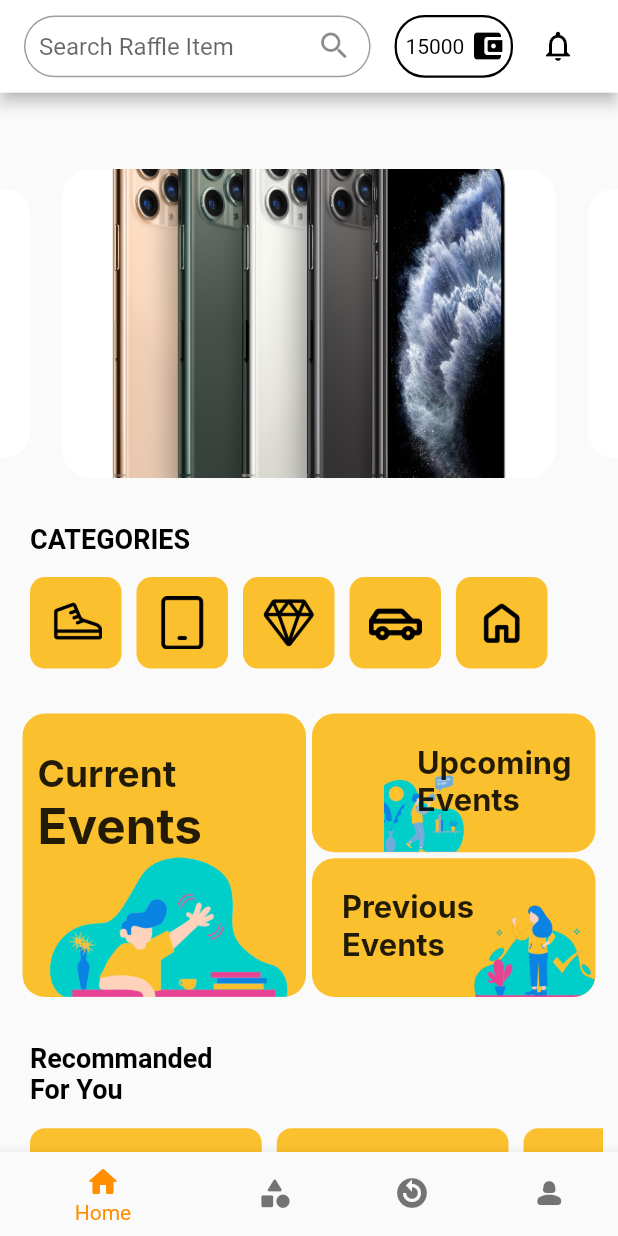
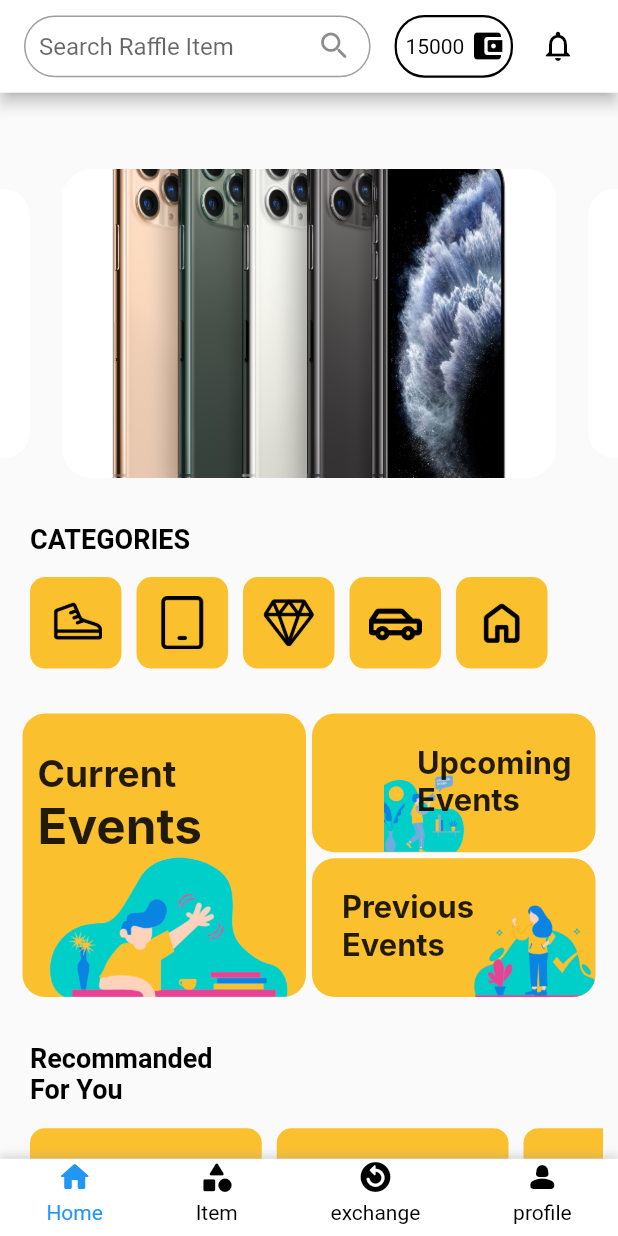
Before and after one commit to Product-Innovation-Rafflix/Rafflix, a Flutter app: the screen it shows after launch, on a phone screen of 412 x 824 dp. Run offline on Flutter 3.47's test engine with Material 2 defaults, Android fonts, the phone set to English and light mode, and no system bars; drawn by our look-alikes of carousel_slider; our stand-ins replace flutter_screenutil; Roboto replaces fonts that are missing (Inter).

Commit message:
navigation set up

```diff
--- a/lib/main.dart
+++ b/lib/main.dart
@@ -1,98 +1,33 @@
 import 'package:flutter/material.dart';
-import 'package:rafflix/pages/CreateNewPassword.dart';
+import 'package:flutter_screenutil/flutter_screenutil.dart';
+import 'package:rafflix/pages/CheckYourMessages.dart';
 import 'package:rafflix/pages/ResetPass.dart';
+import 'package:rafflix/pages/UseProfile.dart';
 import 'package:rafflix/pages/homepage.dart';
-import 'package:rafflix/pages/signIn.dart';
-import 'package:flutter_screenutil/flutter_screenutil.dart';
-import 'package:rafflix/pages/signUp.dart';
-import 'package:rafflix/pages/UseProfile.dart';
+import 'package:rafflix/utils/BottomNavigationBar.dart';
 
 void main() {
   runApp(const MyApp());
 }
 
 class MyApp extends StatelessWidget {
-  const MyApp({Key? key});
+  const MyApp({Key? key}) : super(key: key);
 
   @override
   Widget build(BuildContext context) {
     return ScreenUtilInit(
       designSize: const Size(360, 800),
-      builder: (BuildContext context, Widget? widget) {
+      builder: (BuildContext context, Widget? child) {
         return MaterialApp(
-          debugShowCheckedModeBanner: false,
-          home: MainWidget(),
+          initialRoute: '/',
+          routes: {
+            '/': (context) => const HomePage(),
+            '/item': (context) => const CheckYourMessages(),
+            '/exchange': (context) => const ResetPass(),
+            '/profile': (context) => const AccountPage(),
+          },
         );
       },
     );
   }
 }
-
-class MainWidget extends StatefulWidget {
-  @override
-  _MainWidgetState createState() => _MainWidgetState();
-}
-
-class _MainWidgetState extends State<MainWidget> {
-  int _currentIndex = 0;
-  final PageController _pageController = PageController();
-
-  final List<Widget> _pages = [
-    HomePage(),
-    HomePage(),
-    SignIn(),
-    AccountPage(),
-  ];
-
-  void _onTabTapped(int index) {
-    setState(() {
-      _currentIndex = index;
-    });
-    _pageController.jumpToPage(index);
-  }
-
-  @override
-  void dispose() {
-    _pageController.dispose();
-    super.dispose();
-  }
-
-  @override
-  Widget build(BuildContext context) {
-    return Scaffold(
-      body: PageView(
-        controller: _pageController,
-        children: _pages,
-        onPageChanged: (index) {
-          setState(() {
-            _currentIndex = index;
-          });
-        },
-      ),
-      bottomNavigationBar: BottomNavigationBar(
-        selectedItemColor: Colors.amber[800],
-        unselectedItemColor: Colors.black54,
-        currentIndex: _currentIndex,
-        onTap: _onTabTapped,
-        items: [
-          BottomNavigationBarItem(
-            icon: Icon(Icons.home_rounded),
-            label: 'Home',
-          ),
-          BottomNavigationBarItem(
-            icon: Icon(Icons.category_rounded),
-            label: 'Items',
-          ),
-          BottomNavigationBarItem(
-            icon: Icon(Icons.replay_circle_filled),
-            label: 'Exchange',
-          ),
-          BottomNavigationBarItem(
-            icon: Icon(Icons.person_2_rounded),
-            label: 'Profile',
-          ),
-        ],
-      ),
-    );
-  }
-}
--- a/lib/pages/CheckYourMessages.dart
+++ b/lib/pages/CheckYourMessages.dart
@@ -1,5 +1,6 @@
 import 'package:flutter/material.dart';
 import 'package:flutter_screenutil/flutter_screenutil.dart';
+import 'package:rafflix/utils/BottomNavigationBar.dart';
 import 'package:rafflix/utils/text_field.dart';
 
 class CheckYourMessages extends StatefulWidget {
@@ -97,6 +98,7 @@ class _CheckYourMessagesState extends State<CheckYourMessages> {
           ),
         ),
       ),
+      bottomNavigationBar: CustomBottomNavigationBar(currentIndex: 1),
     );
   }
 }
--- a/lib/pages/ResetPass.dart
+++ b/lib/pages/ResetPass.dart
@@ -1,5 +1,6 @@
 import 'package:flutter/material.dart';
 import 'package:flutter_screenutil/flutter_screenutil.dart';
+import 'package:rafflix/utils/BottomNavigationBar.dart';
 import 'package:rafflix/utils/text_field.dart';
 
 class ResetPass extends StatefulWidget {
@@ -99,6 +100,7 @@ class _ResetPassState extends State<ResetPass> {
           ),
         ),
       ),
+      bottomNavigationBar: CustomBottomNavigationBar(currentIndex: 2),
     );
   }
 }
--- a/lib/pages/UseProfile.dart
+++ b/lib/pages/UseProfile.dart
@@ -1,6 +1,7 @@
 // ignore_for_file: empty_statements
 
 import 'package:flutter/material.dart';
+import 'package:rafflix/utils/BottomNavigationBar.dart';
 
 class AccountPage extends StatefulWidget {
   const AccountPage({Key? key}) : super(key: key);
@@ -28,6 +29,7 @@ class _AccountPageState extends State<AccountPage> {
           bwTiles(),
         ],
       ),
+      bottomNavigationBar: CustomBottomNavigationBar(currentIndex: 3),
     );
   }
 
--- a/lib/pages/homepage.dart
+++ b/lib/pages/homepage.dart
@@ -1,4 +1,5 @@
 import 'package:flutter/material.dart';
+import 'package:rafflix/utils/BottomNavigationBar.dart';
 import 'package:rafflix/utils/hotFlexBox.dart';
 import 'package:flutter_screenutil/flutter_screenutil.dart';
 
@@ -84,6 +85,7 @@ class HomePage extends StatelessWidget {
         ],
       ),
       body: SingleChildScrollView(child: hotFlexBox()),
+      bottomNavigationBar: CustomBottomNavigationBar(currentIndex: 0),
     );
   }
 }
--- /dev/null
+++ b/lib/utils/BottomNavigationBar.dart
@@ -0,0 +1,101 @@
+import 'package:flutter/material.dart';
+import 'package:flutter_screenutil/flutter_screenutil.dart';
+
+class CustomBottomNavigationBar extends StatelessWidget {
+  final int currentIndex; // Add currentIndex as a parameter
+
+  CustomBottomNavigationBar({required this.currentIndex});
+
+  @override
+  Widget build(BuildContext context) {
+    return Container(
+      height: 50.h,
+      decoration: BoxDecoration(
+        color: Colors.white,
+        boxShadow: [
+          BoxShadow(
+            color: Colors.grey.withOpacity(0.5),
+            spreadRadius: 1,
+            blurRadius: 5,
+          ),
+        ],
+      ),
+      child: Row(
+        mainAxisAlignment: MainAxisAlignment.spaceAround,
+        children: [
+          GestureDetectorButton(
+            icon: Icons.home_rounded,
+            label: 'Home',
+            route: '/',
+            isSelected: currentIndex == 0, // Check if this button is selected
+          ),
+          GestureDetectorButton(
+            icon: Icons.category_rounded,
+            label: 'Item',
+            route: '/item',
+            isSelected: currentIndex == 1, // Check if this button is selected
+          ),
+          // You can add more buttons here with their corresponding indices
+          GestureDetectorButton(
+            icon: Icons.replay_circle_filled_rounded,
+            label: 'exchange',
+            route: '/exchange',
+            isSelected: currentIndex == 2, // Check if this button is selected
+          ),
+          GestureDetectorButton(
+            icon: Icons.person_2_rounded,
+            label: 'profile',
+            route: '/profile',
+            isSelected: currentIndex == 3, // Check if this button is selected
+          ),
+        ],
+      ),
+    );
+  }
+}
+
+class GestureDetectorButton extends StatelessWidget {
+  final IconData icon;
+  final String label;
+  final String route;
+  final bool isSelected; // Add isSelected as a parameter
+
+  GestureDetectorButton({
+    required this.icon,
+    required this.label,
+    required this.route,
+    required this.isSelected, // Add isSelected as a parameter
+  });
+
+  @override
+  Widget build(BuildContext context) {
+    return GestureDetector(
+      onTap: () {
+        if (!isSelected) {
+          Navigator.pushNamed(context,
+              route); // Navigate to the route if it's not the current route
+        }
+      },
+      child: Container(
+        height: 80.h,
+        child: Column(
+          // mainAxisSize: MainAxisSize.min,
+          children: [
+            Icon(icon,
+                color: isSelected
+                    ? Colors.blue
+                    : Colors.black), // Change icon color based on isSelected
+            SizedBox(height: 4),
+            Text(
+              label,
+              style: TextStyle(
+                  color: isSelected
+                      ? Colors.blue
+                      : Colors.black), // Change text color based on isSelected
+            ),
+          ],
+        ),
+      ),
+    );
+  }
+}
--- a/pubspec.yaml
+++ b/pubspec.yaml
@@ -39,6 +39,7 @@ dependencies:
   flutter_screenutil: ^5.9.0
   carousel_slider: ^4.2.1
   flutter_svg: ^2.0.7
+  go_router: ^11.1.2
 
 dev_dependencies:
   flutter_test:
```
Also changed, not shown: pubspec.lock.
